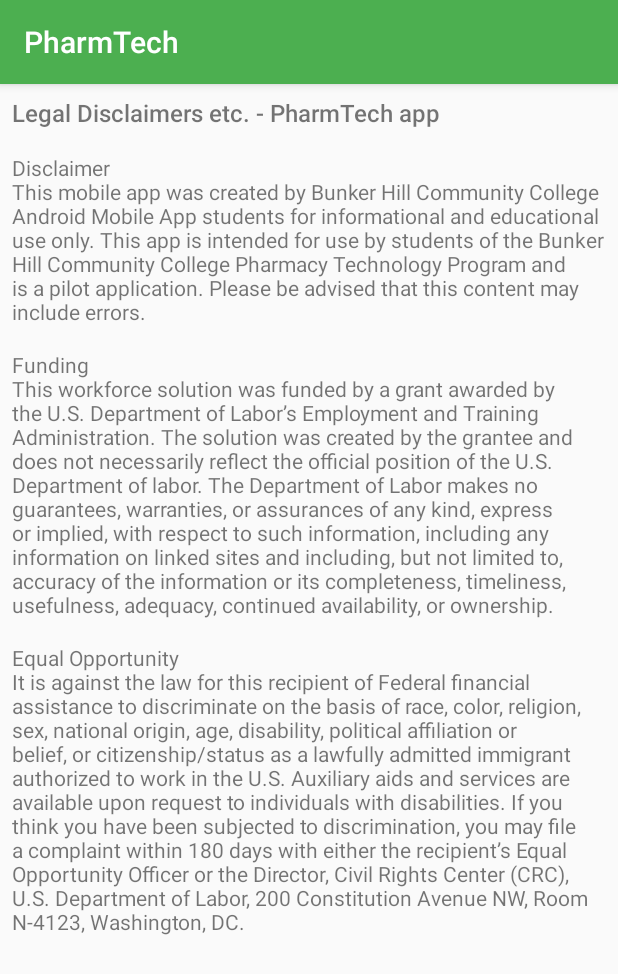
After one commit to sebastian011511/pharm_app, an Android app: the fragment LegalFragment shown on its own in the app's theme, on a phone screen of 412 x 824 dp. The commit adds this screen. Shown: the top 974 px of the screen. Run offline under Robolectric (Android 15) with nearby library versions, the phone set to English and light mode, and no system bars; 1 statement that could not run was skipped.

Commit message:
Nelson's Legal/About fragments and xml files

```diff
--- /dev/null
+++ b/app/src/main/java/com/bhcc/app/pharmtech/view/AboutFragment.java
@@ -0,0 +1,32 @@
+package com.bhcc.app.pharmtech.view;
+
+import android.os.Bundle;
+import android.support.v4.app.Fragment;
+import android.view.LayoutInflater;
+import android.view.View;
+import android.view.ViewGroup;
+
+import com.bhcc.app.pharmtech.R;
+
+/**
+ * Created by nt628 on 10/23/2017.
+ */
+
+public class AboutFragment extends Fragment {
+
+    public AboutFragment() {
+        // Required empty public constructor
+    }
+
+    @Override
+    public void onCreate(Bundle savedInstanceState) {
+        super.onCreate(savedInstanceState);
+
+    }
+
+    @Override
+    public View onCreateView(LayoutInflater inflater, ViewGroup container, Bundle savedInstanceState) {
+        View v = inflater.inflate(R.layout.fragment_about, container, false);
+        return v;
+    }
+}
--- /dev/null
+++ b/app/src/main/java/com/bhcc/app/pharmtech/view/LegalFragment.java
@@ -0,0 +1,32 @@
+package com.bhcc.app.pharmtech.view;
+
+import android.os.Bundle;
+import android.support.v4.app.Fragment;
+import android.view.LayoutInflater;
+import android.view.View;
+import android.view.ViewGroup;
+
+import com.bhcc.app.pharmtech.R;
+
+/**
+ * Created by nt628 on 10/23/2017.
+ */
+
+public class LegalFragment extends Fragment {
+
+    public LegalFragment() {
+        // Required empty public constructor
+    }
+
+    @Override
+    public void onCreate(Bundle savedInstanceState) {
+        super.onCreate(savedInstanceState);
+
+    }
+
+    @Override
+    public View onCreateView(LayoutInflater inflater, ViewGroup container, Bundle savedInstanceState) {
+        View v = inflater.inflate(R.layout.fragment_legal, container, false);
+        return v;
+    }
+}
--- a/app/src/main/java/com/bhcc/app/pharmtech/view/MainActivity.java
+++ b/app/src/main/java/com/bhcc/app/pharmtech/view/MainActivity.java
@@ -95,6 +95,13 @@ public class MainActivity extends AppCompatActivity
         if (itemId == R.id.review) {
             ReplaceFragmentCommand.startNewFragment(this, new ReviewFragment(), false);
         }
+        if(itemId==R.id.about){
+            ReplaceFragmentCommand.startNewFragment(this, new AboutFragment(), false);
+        }
+        if(itemId==R.id.legal){
+            ReplaceFragmentCommand.startNewFragment(this, new LegalFragment(), false);
+        }
+
 
         closeDrawer();
 
--- /dev/null
+++ b/app/src/main/res/layout/fragment_about.xml
@@ -0,0 +1,26 @@
+<?xml version="1.0" encoding="utf-8"?>
+<RelativeLayout xmlns:android="http://schemas.android.com/apk/res/android"
+                android:layout_width="match_parent"
+                android:layout_height="wrap_content"
+                android:layout_margin="8dp"
+                android:orientation="vertical">
+
+    <ScrollView
+        android:id="@+id/about_scroll_view"
+        android:layout_width="match_parent"
+        android:layout_height="match_parent">
+
+        <LinearLayout
+            android:layout_width="match_parent"
+            android:layout_height="wrap_content"
+            android:orientation="vertical">
+
+
+
+        </LinearLayout>
+
+
+    </ScrollView>
+
+
+</RelativeLayout>
--- /dev/null
+++ b/app/src/main/res/layout/fragment_legal.xml
@@ -0,0 +1,48 @@
+<?xml version="1.0" encoding="utf-8"?>
+<RelativeLayout xmlns:android="http://schemas.android.com/apk/res/android"
+                android:layout_width="match_parent"
+                android:layout_height="wrap_content"
+                android:layout_margin="8dp"
+                android:orientation="vertical">
+
+    <ScrollView
+        android:id="@+id/about_scroll_view"
+        android:layout_width="match_parent"
+        android:layout_height="match_parent">
+
+        <LinearLayout
+            android:layout_width="match_parent"
+            android:layout_height="wrap_content"
+            android:orientation="vertical">
+
+            <TextView
+                android:id="@+id/legalView"
+                android:fontFamily="sans-serif-medium"
+                android:textSize="16dp"
+                android:layout_width="match_parent"
+                android:layout_height="wrap_content"
+                android:text="@string/legal_title_label"/>
+
+            <TextView
+                android:id="@+id/legal_disclaimer"
+                android:layout_width="match_parent"
+                android:layout_height="wrap_content"
+                android:text="@string/legal_disclaimer"/>
+            <TextView
+                android:id="@+id/legal_funding"
+                android:layout_width="match_parent"
+                android:layout_height="wrap_content"
+                android:text="@string/legal_funding"/>
+            <TextView
+                android:id="@+id/legal_opportunity"
+                android:layout_width="match_parent"
+                android:layout_height="wrap_content"
+                android:text="@string/legal_opportunity"/>
+
+        </LinearLayout>
+
+
+    </ScrollView>
+
+
+</RelativeLayout>
--- a/app/src/main/res/values/strings.xml
+++ b/app/src/main/res/values/strings.xml
@@ -13,6 +13,28 @@
     <string name="navigation_drawer_close">Close navigation drawer</string>
     <string name="search">Search</string>
     <string name="clear_search">Clear Search</string>
+    <string name="legal_title_label">Legal Disclaimers etc. - PharmTech app</string>
+    <string name="legal_disclaimer">\nDisclaimer\nThis mobile app was created by Bunker Hill
+        Community College Android Mobile App students for informational and educational use
+        only. This app is intended for use by students of the Bunker Hill Community College
+        Pharmacy Technology Program and is a pilot application. Please be advised that this
+        content may include errors.</string>
+    <string name="legal_funding">\nFunding\nThis workforce solution was funded by a grant awarded
+        by the U.S. Department of Labor’s Employment and Training Administration. The solution
+        was created by the grantee and does not necessarily reflect the official position of
+        the U.S. Department of labor. The Department of Labor makes no guarantees, warranties,
+        or assurances of any kind, express or implied, with respect to such information,
+        including any information on linked sites and including, but not limited to, accuracy
+        of the information or its completeness, timeliness, usefulness, adequacy, continued
+        availability, or ownership.</string>
+    <string name="legal_opportunity">\nEqual Opportunity\nIt is against the law for this recipient
+        of Federal financial assistance to discriminate on the basis of race, color, religion, sex,
+        national origin, age, disability, political affiliation or belief, or citizenship/status as
+        a lawfully admitted immigrant authorized to work in the U.S.  Auxiliary aids and services
+        are available upon request to individuals with disabilities. If you think you have been
+        subjected to discrimination, you may file a complaint within 180 days with either the
+        recipient’s Equal Opportunity Officer or the Director, Civil Rights Center (CRC), U.S.
+        Department of Labor, 200 Constitution Avenue NW, Room N-4123, Washington, DC.</string>
 
 
     <!-- TODO: Remove or change this placeholder text -->
```
